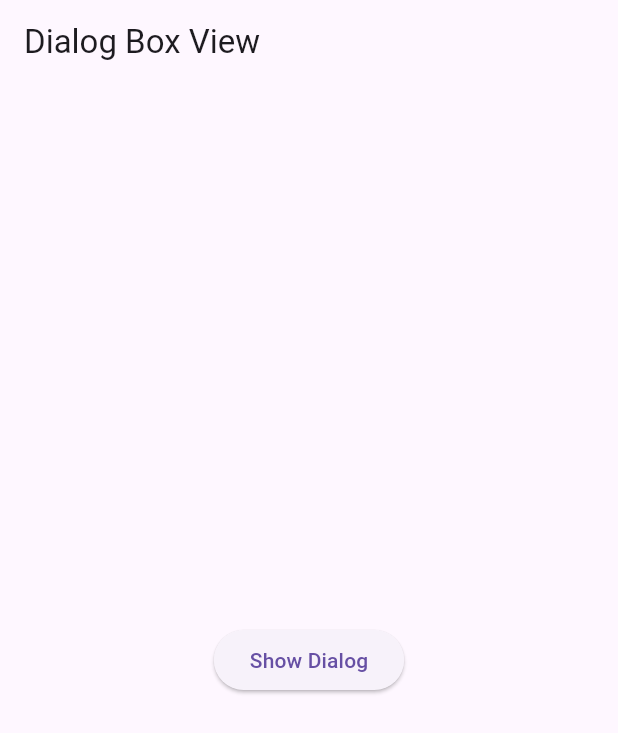
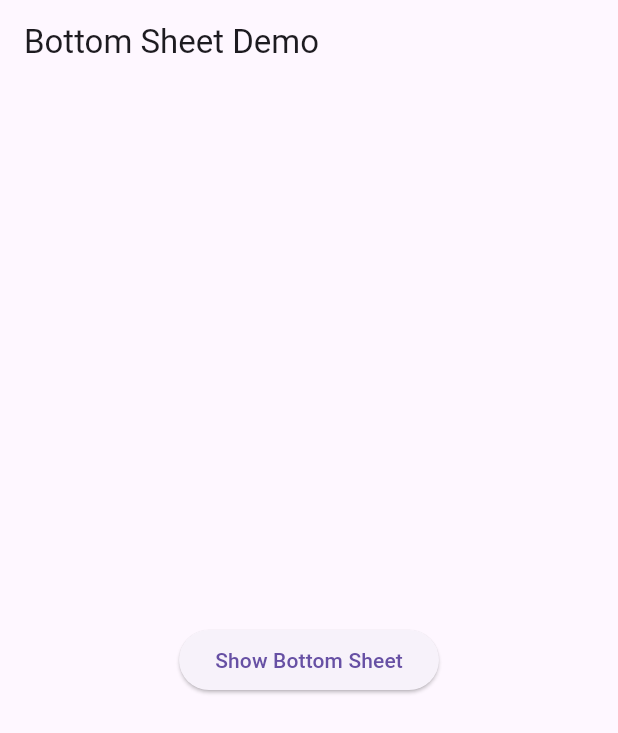
Before and after one commit to MuhammadAliKust/AftabProject, a Flutter app: the screen it shows after launch, on a phone screen of 412 x 824 dp. Shown: the top 733 px of the screen. Run offline on Flutter 3.47's test engine with Material 3 defaults, Android fonts, the phone set to English and light mode, and no system bars.

Commit message:
Bottom Sheet Done

```diff
--- /dev/null
+++ b/lib/bottom_sheet.dart
@@ -0,0 +1,41 @@
+import 'package:flutter/material.dart';
+
+class BottomSheetView extends StatelessWidget {
+  const BottomSheetView({super.key});
+
+  @override
+  Widget build(BuildContext context) {
+    return Scaffold(
+      appBar: AppBar(
+        title: Text("Bottom Sheet Demo"),
+      ),
+      body: Center(
+        child: ElevatedButton(
+            onPressed: () {
+              showModalBottomSheet(
+                  context: context,
+                  builder: (context) {
+                    return Container(
+                      width: MediaQuery.of(context).size.width,
+                      child: Column(
+                        mainAxisSize: MainAxisSize.min,
+                        children: [
+                          Text("This is title"),
+                          Text("This is sub title"),
+                          ElevatedButton(
+                              onPressed: () {}, child: Text("First Button")),
+                          ElevatedButton(
+                              onPressed: () {
+                                Navigator.pop(context);
+                              },
+                              child: Text("Second Button"))
+                        ],
+                      ),
+                    );
+                  });
+            },
+            child: Text("Show Bottom Sheet")),
+      ),
+    );
+  }
+}
--- a/lib/main.dart
+++ b/lib/main.dart
@@ -1,4 +1,5 @@
 import 'package:aftab_project/bottom_bar_view.dart';
+import 'package:aftab_project/bottom_sheet.dart';
 import 'package:aftab_project/dialog_box.dart';
 import 'package:aftab_project/grid_view_demo.dart';
 import 'package:aftab_project/image_view.dart';
@@ -18,7 +19,7 @@ class MyApp extends StatelessWidget {
   @override
   Widget build(BuildContext context) {
     return MaterialApp(
-      home: DialogBoxView(),
+      home: BottomSheetView(),
     );
   }
 }
```
